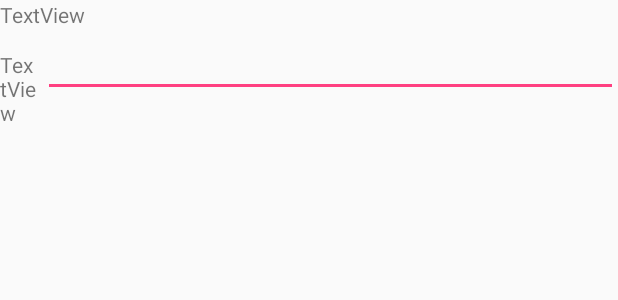
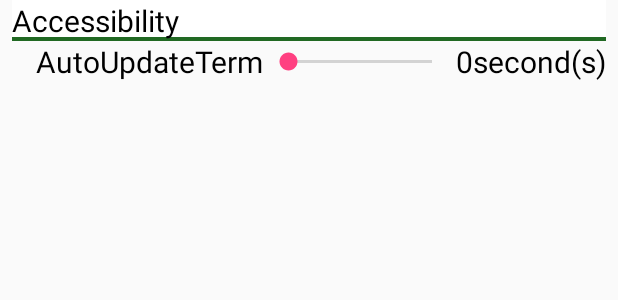
Before and after one commit to JaeungHyun/ees, an Android app: the layout activity_setting.xml on its own in the app's theme, with its tools: preview values and no code run, on a phone screen of 412 x 824 dp. Shown: the top 300 px of the screen. Run offline under Robolectric (Android 15) with nearby library versions, the phone set to English and light mode, and no system bars.

Commit message:
setting activity set(for now)

```diff
--- a/android/app/src/main/java/com/example/hyeon/jol5/SettingActivity.java
+++ b/android/app/src/main/java/com/example/hyeon/jol5/SettingActivity.java
@@ -8,9 +8,11 @@ import android.os.Handler;
 import android.os.Looper;
 import android.os.Message;
 import android.support.v7.app.AppCompatActivity;
+import android.util.Log;
 import android.view.View;
 import android.widget.Button;
 import android.widget.EditText;
+import android.widget.SeekBar;
 import android.widget.TextView;
 
 import java.io.InputStream;
@@ -19,22 +21,49 @@ import java.net.Socket;
 
 
 public class SettingActivity extends AppCompatActivity {
-    SharedPreferences pref=getSharedPreferences("EES",MODE_PRIVATE);
-    SharedPreferences.Editor editor=pref.edit();
+    SharedPreferences pref;
+    SharedPreferences.Editor editor;
+    SeekBar autoUpdate;
+    TextView autoUpdateView;
+    Button resetButton;
+    public static final int MaxDelay=5000;
+    int nowDelay=0;
     @Override
     protected void onCreate(Bundle savedInstanceState) {
         super.onCreate(savedInstanceState);
         setContentView(R.layout.activity_setting);
-
+        autoUpdate=findViewById(R.id.AutoUpdateTermSeekBar);
+        autoUpdateView=findViewById(R.id.AutoUpdateTermValue);
+        autoUpdate.setOnSeekBarChangeListener(new SeekBar.OnSeekBarChangeListener() {
+            @Override
+            public void onProgressChanged(SeekBar seekBar,int i, boolean b) {moveSeekBar(i);}
+            @Override
+            public void onStartTrackingTouch(SeekBar seekBar) {}
+            @Override
+            public void onStopTrackingTouch(SeekBar seekBar) {}
+        });
     }
     @Override
     public void onPause() {
-
+        editor.putInt("autoUpdate",nowDelay);
+        editor.commit();
         super.onPause();
     }
     @Override
     public void onResume() {
-
         super.onResume();
+        pref=getSharedPreferences("EES",MODE_PRIVATE);
+        editor=pref.edit();
+        nowDelay=pref.getInt("autoUpdate",20);
+        autoUpdate.setProgress(nowDelay);
+    }
+    public void moveSeekBar(int i){
+        nowDelay=i;
+        autoUpdateView.setText(String.format("%.02f",MaxDelay/100f*nowDelay/1000+0.05f));
+    }
+    public void resetDefault(){
+        editor.clear();
+        editor.commit();
+        onResume();
     }
 }
--- /dev/null
+++ b/android/app/src/main/res/drawable/border.xml
@@ -0,0 +1,27 @@
+<?xml version="1.0" encoding="utf-8"?>
+
+<layer-list xmlns:android="http://schemas.android.com/apk/res/android">
+
+
+    <item>
+
+        <shape android:shape="rectangle">
+
+            <solid android:color="@color/colorPrimaryDark" />
+
+        </shape>
+
+    </item>
+
+    <item android:bottom="3dp">
+
+        <shape android:shape="rectangle">
+
+            <solid android:color="#ffffff" />
+
+        </shape>
+
+    </item>
+
+
+</layer-list>
--- a/android/app/src/main/res/layout/activity_setting.xml
+++ b/android/app/src/main/res/layout/activity_setting.xml
@@ -1,46 +1,66 @@
 <?xml version="1.0" encoding="utf-8"?>
-<android.support.constraint.ConstraintLayout
-    xmlns:android="http://schemas.android.com/apk/res/android"
+<android.support.constraint.ConstraintLayout xmlns:android="http://schemas.android.com/apk/res/android"
     xmlns:app="http://schemas.android.com/apk/res-auto"
+    xmlns:tools="http://schemas.android.com/tools"
     android:layout_width="match_parent"
     android:layout_height="match_parent">
 
-    <LinearLayout
-        android:layout_width="match_parent"
-        android:layout_height="match_parent"
-        android:orientation="vertical"
-        app:layout_constraintBottom_toBottomOf="parent"
-        app:layout_constraintEnd_toEndOf="parent"
-        app:layout_constraintStart_toStartOf="parent"
-        app:layout_constraintTop_toTopOf="parent">
-
     <TextView
         android:id="@+id/AccessiblityOptTitle"
+        style="@style/OptionTitle"
         android:layout_width="match_parent"
         android:layout_height="wrap_content"
-            android:text="TextView" />
+        android:layout_marginEnd="8dp"
+        android:layout_marginStart="8dp"
+        android:text="@string/accessibility"
+        app:layout_constraintEnd_toEndOf="parent"
+        app:layout_constraintHorizontal_bias="0.0"
+        app:layout_constraintStart_toStartOf="parent"
+        app:layout_constraintTop_toTopOf="parent" />
 
     <LinearLayout
         android:id="@+id/AutoUpdateTermLayout"
         android:layout_width="match_parent"
-            android:layout_height="match_parent"
-            android:orientation="horizontal">
+        android:layout_height="wrap_content"
+        android:layout_marginEnd="8dp"
+        android:layout_marginStart="8dp"
+        android:gravity="center_vertical"
+        android:orientation="horizontal"
+        app:layout_constraintEnd_toEndOf="parent"
+        app:layout_constraintStart_toStartOf="parent"
+        app:layout_constraintTop_toBottomOf="@+id/AccessiblityOptTitle">
 
         <TextView
             android:id="@+id/AutoUpdateTermView"
+            style="@style/OptionSubTitle"
             android:layout_width="wrap_content"
             android:layout_height="wrap_content"
-                android:layout_weight="1"
-                android:text="TextView" />
+            android:layout_weight="0"
+            android:text="@string/autoUpdate" />
 
-            <EditText
+        <SeekBar
+            android:id="@+id/AutoUpdateTermSeekBar"
+            android:layout_width="wrap_content"
+            android:layout_height="match_parent"
+            android:layout_weight="1" />
+
+        <TextView
             android:id="@+id/AutoUpdateTermValue"
-                android:layout_width="match_parent"
+            style="@style/OptionTooltip"
+            android:layout_width="wrap_content"
             android:layout_height="wrap_content"
-                android:layout_weight="1"
-                android:ems="10"
-                android:inputType="numberDecimal" />
+            android:layout_weight="0"
+            android:text="0"
+            android:textAlignment="viewEnd" />
+
+        <TextView
+            android:id="@+id/AutoUpdateTermUnit"
+            style="@style/OptionTooltip"
+            android:layout_width="wrap_content"
+            android:layout_height="wrap_content"
+            android:layout_weight="0"
+            android:text="@string/second"
+            android:textAlignment="viewStart" />
     </LinearLayout>
 
-    </LinearLayout>
 </android.support.constraint.ConstraintLayout>
--- a/android/app/src/main/res/values/strings.xml
+++ b/android/app/src/main/res/values/strings.xml
@@ -13,7 +13,7 @@
     <string name="now_term"> Now give water per : </string>
     <string name="target_term"> Set water giving timing to : </string>
     <string name="temp_image_desc">Temperature title image</string>
-    <string name="option_button">Option</string>
+    <string name="option">Option</string>
     <string name="app_name" translatable="false">EES</string>
     <string name="target_term_hint">Target Timing</string>
     <string name="celsius" translatable="false">℃</string>
@@ -21,4 +21,7 @@
     <string name="percentage" translatable="false">%</string>
     <string name="refresh">Refresh</string>
     <string name="update_success">update successfully.</string>
+    <string name="autoUpdate">AutoUpdateTerm</string>
+    <string name="accessibility">Accessibility</string>
+    <string name="second">second(s)</string>
 </resources>
--- a/android/app/src/main/res/values/styles.xml
+++ b/android/app/src/main/res/values/styles.xml
@@ -49,4 +49,13 @@
     <style name="WaterGraphForeground">
         <item name="android:background">@color/colorPrimary</item>
     </style>
+    <style name="OptionTitle" parent="DefaultText">
+        <item name="android:background">@drawable/border</item>
+    </style>
+    <style name="OptionTooltip" parent="DefaultText">
+
+    </style>
+    <style name="OptionSubTitle" parent="OptionTooltip">
+        <item name="android:paddingStart">16dp</item>
+    </style>
 </resources>
```
Lines whose indentation alone changed are shown as unchanged.
